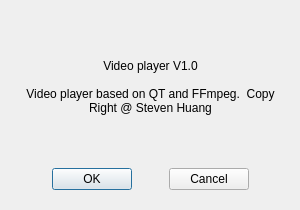
Old version of the form src/about.ui in the repository StevenHuang2020/VideoPlayer.
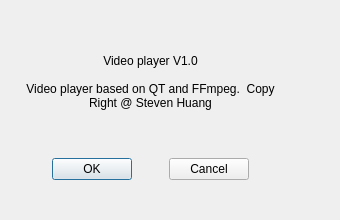
New version of the form.

```diff
--- a/src/about.ui
+++ b/src/about.ui
@@ -6,8 +6,8 @@
    <rect>
     <x>0</x>
     <y>0</y>
-    <width>300</width>
-    <height>210</height>
+    <width>340</width>
+    <height>220</height>
    </rect>
   </property>
   <property name="sizePolicy">
@@ -31,7 +31,7 @@
      <height>201</height>
     </rect>
    </property>
-   <layout class="QGridLayout" name="gridLayout" rowstretch="8,1">
+   <layout class="QGridLayout" name="gridLayout" rowstretch="8,1,0">
     <item row="0" column="0" colspan="2">
      <widget class="QLabel" name="label">
       <property name="text">
@@ -83,6 +83,22 @@
       </item>
      </layout>
     </item>
+    <item row="2" column="0" colspan="2">
+     <spacer name="verticalSpacer">
+      <property name="orientation">
+       <enum>Qt::Vertical</enum>
+      </property>
+      <property name="sizeType">
+       <enum>QSizePolicy::Fixed</enum>
+      </property>
+      <property name="sizeHint" stdset="0">
+       <size>
+        <width>20</width>
+        <height>10</height>
+       </size>
+      </property>
+     </spacer>
+    </item>
    </layout>
   </widget>
  </widget>
```
